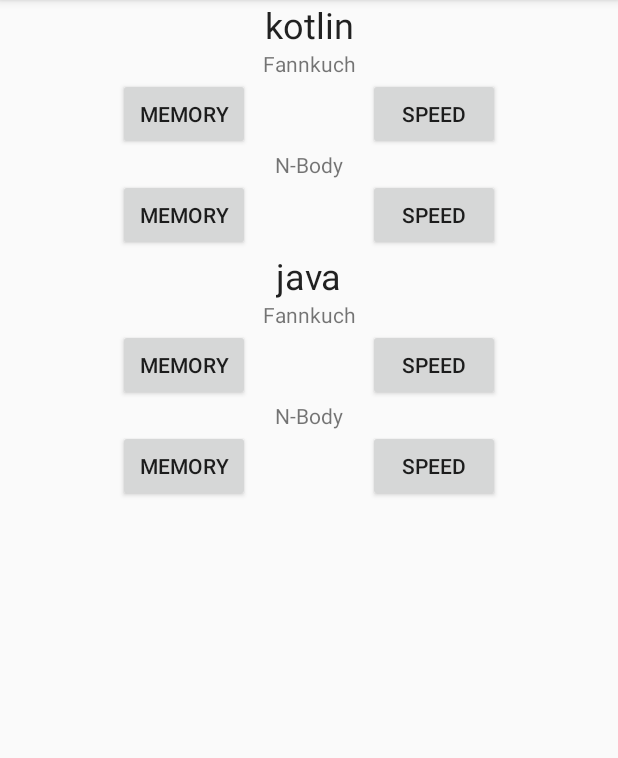
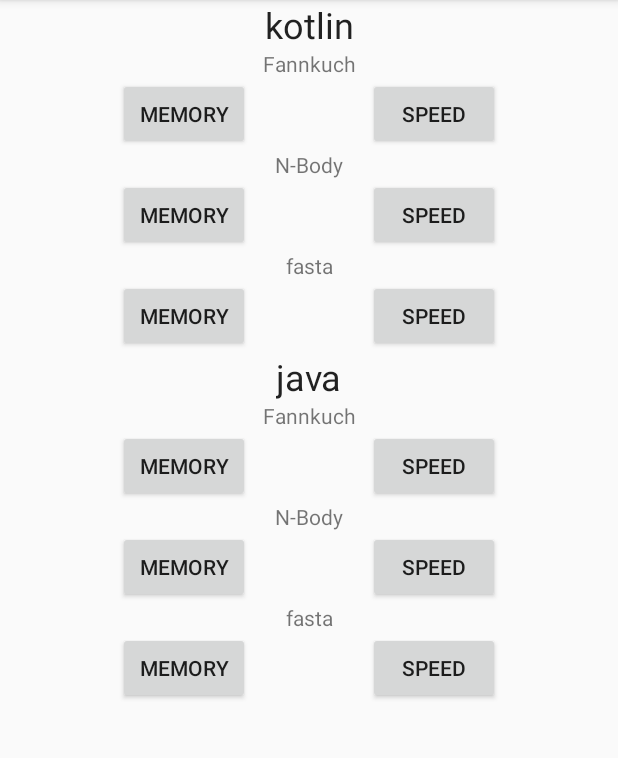
Before and after one commit to StylianosGakis/hkr-thesis, an Android app: the screen it shows after launch (MainActivity), on a phone screen of 412 x 824 dp, the part 84-842 px from its top. Run offline under Robolectric (Android 15) with nearby library versions, the phone set to English and light mode, and no system bars; our stand-ins replace Timber.

Commit message:
Add user interface and functionality for fasta benchmarking

```diff
--- a/app/src/main/java/se/stylianosgakis/benchmarkapplication/application/MainActivity.kt
+++ b/app/src/main/java/se/stylianosgakis/benchmarkapplication/application/MainActivity.kt
@@ -35,16 +35,20 @@ class MainActivity : AppCompatActivity(), CoroutineScope by MainScope() {
     }
 
     private fun setupObservers() {
-        benchmarking.observe(this) { benchmarking ->
-            binding.progressBar.setVisible(benchmarking)
-            binding.fannkuchJavaMemory.isEnabled = benchmarking.not()
-            binding.fannkuchJavaSpeed.isEnabled = benchmarking.not()
-            binding.fannkuchKotlinMemory.isEnabled = benchmarking.not()
-            binding.fannkuchKotlinSpeed.isEnabled = benchmarking.not()
-            binding.nBodyJavaMemory.isEnabled = benchmarking.not()
-            binding.nBodyJavaSpeed.isEnabled = benchmarking.not()
-            binding.nBodyKotlinMemory.isEnabled = benchmarking.not()
-            binding.nBodyKotlinSpeed.isEnabled = benchmarking.not()
+        benchmarking.observe(this) { isBenchmarking ->
+            binding.progressBar.setVisible(isBenchmarking)
+            binding.fannkuchJavaMemory.isEnabled = isBenchmarking.not()
+            binding.fannkuchJavaSpeed.isEnabled = isBenchmarking.not()
+            binding.fannkuchKotlinMemory.isEnabled = isBenchmarking.not()
+            binding.fannkuchKotlinSpeed.isEnabled = isBenchmarking.not()
+            binding.nBodyJavaMemory.isEnabled = isBenchmarking.not()
+            binding.nBodyJavaSpeed.isEnabled = isBenchmarking.not()
+            binding.nBodyKotlinMemory.isEnabled = isBenchmarking.not()
+            binding.nBodyKotlinSpeed.isEnabled = isBenchmarking.not()
+            binding.fastaJavaMemory.isEnabled = isBenchmarking.not()
+            binding.fastaJavaSpeed.isEnabled = isBenchmarking.not()
+            binding.fastaKotlinMemory.isEnabled = isBenchmarking.not()
+            binding.fastaKotlinSpeed.isEnabled = isBenchmarking.not()
         }
     }
 
@@ -111,6 +115,37 @@ class MainActivity : AppCompatActivity(), CoroutineScope by MainScope() {
                 BenchmarkLanguage.Java
             )
         }
+        /*********/
+        /* Fasta */
+        /*********/
+        binding.fastaKotlinSpeed.setOnClickListener {
+            activityBenchmark(
+                BenchmarkType.SpeedType,
+                BenchmarkClass.Fasta,
+                BenchmarkLanguage.Kotlin
+            )
+        }
+        binding.fastaKotlinMemory.setOnClickListener {
+            activityBenchmark(
+                BenchmarkType.MemoryType,
+                BenchmarkClass.Fasta,
+                BenchmarkLanguage.Kotlin
+            )
+        }
+        binding.fastaJavaSpeed.setOnClickListener {
+            activityBenchmark(
+                BenchmarkType.SpeedType,
+                BenchmarkClass.Fasta,
+                BenchmarkLanguage.Java
+            )
+        }
+        binding.fastaJavaMemory.setOnClickListener {
+            activityBenchmark(
+                BenchmarkType.MemoryType,
+                BenchmarkClass.Fasta,
+                BenchmarkLanguage.Java
+            )
+        }
     }
 
     private fun activityBenchmark(
--- a/app/src/main/java/se/stylianosgakis/benchmarkapplication/benchmark/utils/BenchmarkHandler.kt
+++ b/app/src/main/java/se/stylianosgakis/benchmarkapplication/benchmark/utils/BenchmarkHandler.kt
@@ -4,6 +4,8 @@ import kotlinx.coroutines.Dispatchers
 import kotlinx.coroutines.withContext
 import se.stylianosgakis.benchmarkapplication.benchmark.fannkuchredux.FannkuchReduxJava
 import se.stylianosgakis.benchmarkapplication.benchmark.fannkuchredux.FannkuchReduxKotlin
+import se.stylianosgakis.benchmarkapplication.benchmark.fasta.FastaJava
+import se.stylianosgakis.benchmarkapplication.benchmark.fasta.FastaKotlin
 import se.stylianosgakis.benchmarkapplication.benchmark.nbody.NBodyJava
 import se.stylianosgakis.benchmarkapplication.benchmark.nbody.NBodyKotlin
 
@@ -12,6 +14,8 @@ object BenchmarkHandler {
     private val fannkuchReduxKotlin = FannkuchReduxKotlin()
     private val nBodyJava = NBodyJava()
     private val nBodyKotlin = NBodyKotlin()
+    private val fastaJava = FastaJava()
+    private val fastaKotlin = FastaKotlin()
 
     suspend fun runBenchmark(
         benchmarkType: BenchmarkType,
@@ -33,6 +37,12 @@ object BenchmarkHandler {
                             BenchmarkType.MemoryType -> benchmarkMemory(nBodyKotlin::benchmark)
                         }
                     }
+                    BenchmarkClass.Fasta -> {
+                        when (benchmarkType) {
+                            BenchmarkType.SpeedType -> benchmarkSpeed(fastaKotlin::benchmark)
+                            BenchmarkType.MemoryType -> benchmarkMemory(fastaKotlin::benchmark)
+                        }
+                    }
                 }
             }
             BenchmarkLanguage.Java -> {
@@ -43,10 +53,16 @@ object BenchmarkHandler {
                             BenchmarkType.MemoryType -> benchmarkMemory(fannkuchReduxJava::benchmark)
                         }
                     }
-                    BenchmarkClass.NBody ->  {
+                    BenchmarkClass.NBody -> {
                         when (benchmarkType) {
                             BenchmarkType.SpeedType -> benchmarkSpeed(nBodyJava::benchmark)
                             BenchmarkType.MemoryType -> benchmarkMemory(nBodyJava::benchmark)
+                        }
+                    }
+                    BenchmarkClass.Fasta -> {
+                        when (benchmarkType) {
+                            BenchmarkType.SpeedType -> benchmarkSpeed(fastaJava::benchmark)
+                            BenchmarkType.MemoryType -> benchmarkMemory(fastaJava::benchmark)
                         }
                     }
                 }
--- a/app/src/main/java/se/stylianosgakis/benchmarkapplication/benchmark/utils/BenchmarkTypes.kt
+++ b/app/src/main/java/se/stylianosgakis/benchmarkapplication/benchmark/utils/BenchmarkTypes.kt
@@ -8,6 +8,7 @@ sealed class BenchmarkLanguage {
 sealed class BenchmarkClass {
     object Faankuch : BenchmarkClass()
     object NBody : BenchmarkClass()
+    object Fasta : BenchmarkClass()
 }
 
 sealed class BenchmarkType {
@@ -26,7 +27,4 @@ sealed class BenchmarkResult {
     ) : BenchmarkResult()
 }
 
-fun BenchmarkResult.MemoryResult.detailedString() =
-    "mem count: $memoryAllocationCount, mem size: $memoryAllocationSize"
-
 fun Long.nanosToMilliseconds() = this.toDouble() / 1_000_000
--- a/app/src/main/java/se/stylianosgakis/benchmarkapplication/benchmark/utils/BenchmarkUtils.kt
+++ b/app/src/main/java/se/stylianosgakis/benchmarkapplication/benchmark/utils/BenchmarkUtils.kt
@@ -102,6 +102,7 @@ private fun generateFileName(
     }}_${when (benchmarkClass) {
         BenchmarkClass.Faankuch -> "FAANKUCH"
         BenchmarkClass.NBody -> "NBODY"
+        BenchmarkClass.Fasta -> "FASTA"
     }}_${when (benchmarkLanguage) {
         BenchmarkLanguage.Kotlin -> "KOTLIN"
         BenchmarkLanguage.Java -> "JAVA"
--- a/app/src/main/res/layout/activity_main.xml
+++ b/app/src/main/res/layout/activity_main.xml
@@ -37,21 +37,21 @@
         app:layout_constraintTop_toBottomOf="@+id/title_kotlin" />
 
     <Button
+        android:id="@+id/fannkuch_kotlin_memory"
+        android:layout_width="wrap_content"
+        android:layout_height="wrap_content"
+        android:text="@string/memory"
+        app:layout_constraintEnd_toStartOf="@+id/fannkuch_kotlin_speed"
+        app:layout_constraintStart_toStartOf="parent"
+        app:layout_constraintTop_toBottomOf="@+id/fannkuch_kotlin_text_view" />
+
+    <Button
         android:id="@+id/fannkuch_kotlin_speed"
         android:layout_width="wrap_content"
         android:layout_height="wrap_content"
         android:text="@string/speed"
         app:layout_constraintEnd_toEndOf="parent"
         app:layout_constraintStart_toEndOf="@id/fannkuch_kotlin_memory"
-        app:layout_constraintTop_toBottomOf="@+id/fannkuch_kotlin_text_view" />
-
-    <Button
-        android:id="@+id/fannkuch_kotlin_memory"
-        android:layout_width="wrap_content"
-        android:layout_height="wrap_content"
-        android:text="@string/memory"
-        app:layout_constraintEnd_toStartOf="@+id/fannkuch_kotlin_speed"
-        app:layout_constraintStart_toStartOf="parent"
         app:layout_constraintTop_toBottomOf="@+id/fannkuch_kotlin_text_view" />
 
     <TextView
@@ -64,6 +64,15 @@
         app:layout_constraintTop_toBottomOf="@+id/fannkuch_kotlin_memory" />
 
     <Button
+        android:id="@+id/n_body_kotlin_memory"
+        android:layout_width="wrap_content"
+        android:layout_height="wrap_content"
+        android:text="@string/memory"
+        app:layout_constraintEnd_toStartOf="@+id/n_body_kotlin_speed"
+        app:layout_constraintStart_toStartOf="parent"
+        app:layout_constraintTop_toBottomOf="@+id/n_body_text_view" />
+
+    <Button
         android:id="@+id/n_body_kotlin_speed"
         android:layout_width="wrap_content"
         android:layout_height="wrap_content"
@@ -72,14 +81,32 @@
         app:layout_constraintStart_toEndOf="@id/n_body_kotlin_memory"
         app:layout_constraintTop_toBottomOf="@+id/n_body_text_view" />
 
+    <TextView
+        android:id="@+id/fasta_text_view"
+        android:layout_width="wrap_content"
+        android:layout_height="wrap_content"
+        android:text="@string/fasta"
+        app:layout_constraintEnd_toEndOf="parent"
+        app:layout_constraintStart_toStartOf="parent"
+        app:layout_constraintTop_toBottomOf="@+id/n_body_kotlin_memory" />
+
     <Button
-        android:id="@+id/n_body_kotlin_memory"
+        android:id="@+id/fasta_kotlin_memory"
         android:layout_width="wrap_content"
         android:layout_height="wrap_content"
         android:text="@string/memory"
-        app:layout_constraintEnd_toStartOf="@+id/n_body_kotlin_speed"
+        app:layout_constraintEnd_toStartOf="@+id/fasta_kotlin_speed"
         app:layout_constraintStart_toStartOf="parent"
-        app:layout_constraintTop_toBottomOf="@+id/n_body_text_view" />
+        app:layout_constraintTop_toBottomOf="@+id/fasta_text_view" />
+
+    <Button
+        android:id="@+id/fasta_kotlin_speed"
+        android:layout_width="wrap_content"
+        android:layout_height="wrap_content"
+        android:text="@string/speed"
+        app:layout_constraintEnd_toEndOf="parent"
+        app:layout_constraintStart_toEndOf="@id/fasta_kotlin_memory"
+        app:layout_constraintTop_toBottomOf="@+id/fasta_text_view" />
 
     <Space
         android:id="@+id/space"
@@ -87,7 +114,7 @@
         android:layout_height="wrap_content"
         app:layout_constraintEnd_toEndOf="parent"
         app:layout_constraintStart_toStartOf="parent"
-        app:layout_constraintTop_toBottomOf="@id/n_body_kotlin_memory" />
+        app:layout_constraintTop_toBottomOf="@id/fasta_kotlin_memory" />
 
     <TextView
         android:id="@+id/title_java"
@@ -109,21 +136,21 @@
         app:layout_constraintTop_toBottomOf="@+id/title_java" />
 
     <Button
+        android:id="@+id/fannkuch_java_memory"
+        android:layout_width="wrap_content"
+        android:layout_height="wrap_content"
+        android:text="@string/memory"
+        app:layout_constraintEnd_toStartOf="@+id/fannkuch_java_speed"
+        app:layout_constraintStart_toStartOf="parent"
+        app:layout_constraintTop_toBottomOf="@+id/fannkuch_java_text_view" />
+
+    <Button
         android:id="@+id/fannkuch_java_speed"
         android:layout_width="wrap_content"
         android:layout_height="wrap_content"
         android:text="@string/speed"
         app:layout_constraintEnd_toEndOf="parent"
         app:layout_constraintStart_toEndOf="@id/fannkuch_java_memory"
-        app:layout_constraintTop_toBottomOf="@+id/fannkuch_java_text_view" />
-
-    <Button
-        android:id="@+id/fannkuch_java_memory"
-        android:layout_width="wrap_content"
-        android:layout_height="wrap_content"
-        android:text="@string/memory"
-        app:layout_constraintEnd_toStartOf="@+id/fannkuch_java_speed"
-        app:layout_constraintStart_toStartOf="parent"
         app:layout_constraintTop_toBottomOf="@+id/fannkuch_java_text_view" />
 
     <TextView
@@ -136,6 +163,15 @@
         app:layout_constraintTop_toBottomOf="@+id/fannkuch_java_memory" />
 
     <Button
+        android:id="@+id/n_body_java_memory"
+        android:layout_width="wrap_content"
+        android:layout_height="wrap_content"
+        android:text="@string/memory"
+        app:layout_constraintEnd_toStartOf="@+id/n_body_java_speed"
+        app:layout_constraintStart_toStartOf="parent"
+        app:layout_constraintTop_toBottomOf="@+id/n_body_java_text_view" />
+
+    <Button
         android:id="@+id/n_body_java_speed"
         android:layout_width="wrap_content"
         android:layout_height="wrap_content"
@@ -144,13 +180,31 @@
         app:layout_constraintStart_toEndOf="@id/n_body_java_memory"
         app:layout_constraintTop_toBottomOf="@+id/n_body_java_text_view" />
 
+    <TextView
+        android:id="@+id/fasta_java_text_view"
+        android:layout_width="wrap_content"
+        android:layout_height="wrap_content"
+        android:text="@string/fasta"
+        app:layout_constraintEnd_toEndOf="parent"
+        app:layout_constraintStart_toStartOf="parent"
+        app:layout_constraintTop_toBottomOf="@+id/n_body_java_memory" />
+
     <Button
-        android:id="@+id/n_body_java_memory"
+        android:id="@+id/fasta_java_memory"
         android:layout_width="wrap_content"
         android:layout_height="wrap_content"
         android:text="@string/memory"
-        app:layout_constraintEnd_toStartOf="@+id/n_body_java_speed"
+        app:layout_constraintEnd_toStartOf="@+id/fasta_java_speed"
         app:layout_constraintStart_toStartOf="parent"
-        app:layout_constraintTop_toBottomOf="@+id/n_body_java_text_view" />
+        app:layout_constraintTop_toBottomOf="@+id/fasta_java_text_view" />
+
+    <Button
+        android:id="@+id/fasta_java_speed"
+        android:layout_width="wrap_content"
+        android:layout_height="wrap_content"
+        android:text="@string/speed"
+        app:layout_constraintEnd_toEndOf="parent"
+        app:layout_constraintStart_toEndOf="@id/fasta_java_memory"
+        app:layout_constraintTop_toBottomOf="@+id/fasta_java_text_view" />
 
 </androidx.constraintlayout.widget.ConstraintLayout>
--- a/app/src/main/res/values/strings.xml
+++ b/app/src/main/res/values/strings.xml
@@ -8,4 +8,5 @@
     <string name="speed">Speed</string>
     <string name="memory">Memory</string>
     <string name="n_body">N-Body</string>
+    <string name="fasta">fasta</string>
 </resources>
```
